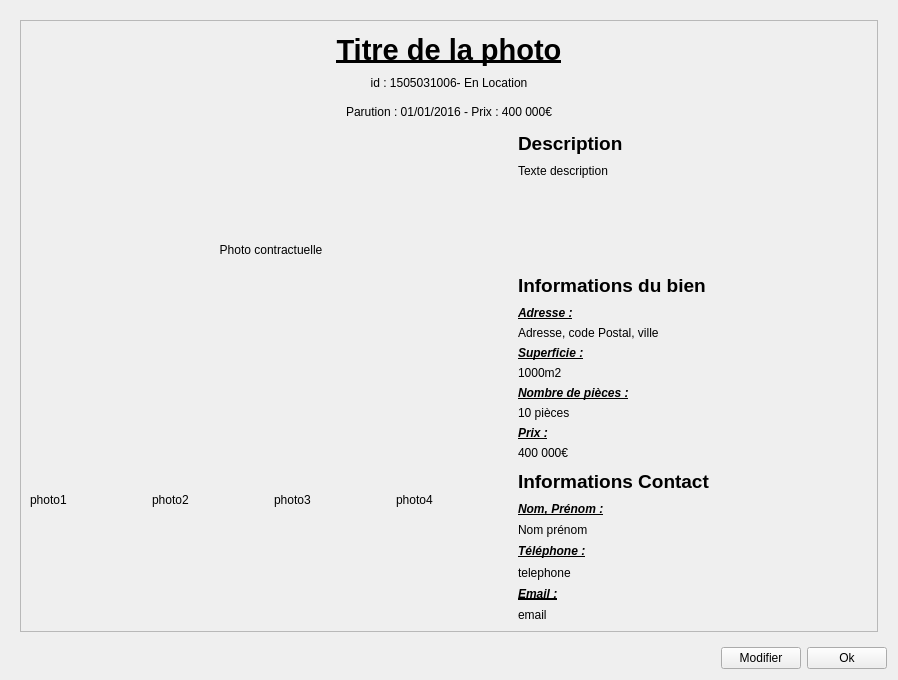
Qt form AgenceImmo/detaildialog.ui (willdoleave/projet-ihm) before a commit.
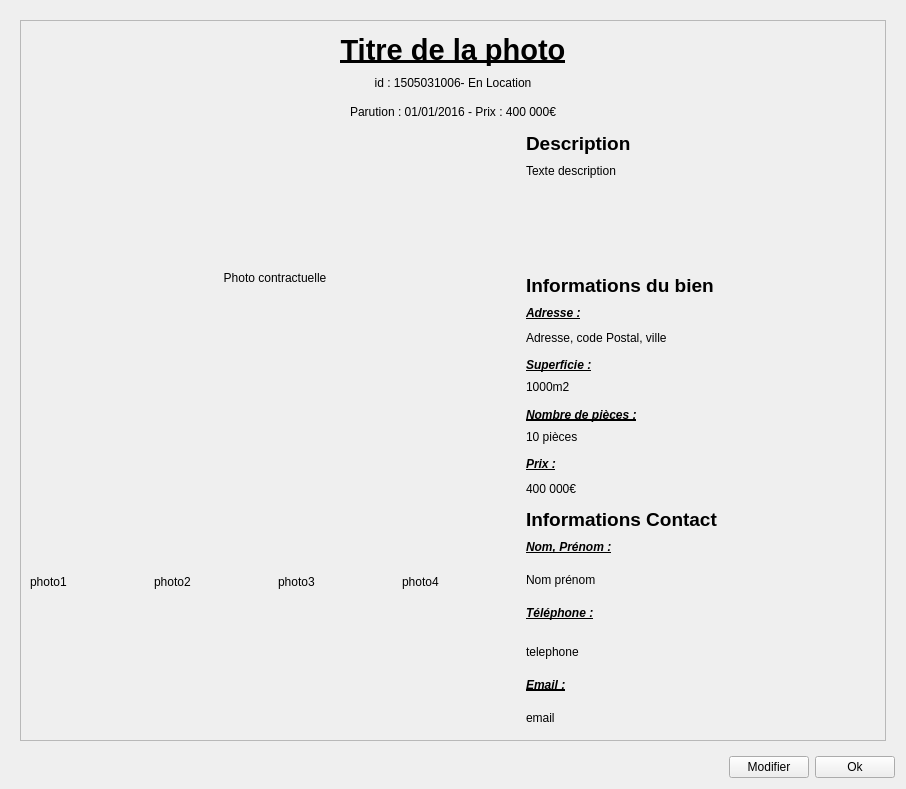
The same form after that commit.

Commit message: Amélioration ajoutdialog

What changed in the file:
```diff
--- a/AgenceImmo/detaildialog.ui
+++ b/AgenceImmo/detaildialog.ui
@@ -6,8 +6,8 @@
    <rect>
     <x>0</x>
     <y>0</y>
-    <width>898</width>
-    <height>680</height>
+    <width>906</width>
+    <height>789</height>
    </rect>
   </property>
   <property name="windowTitle">
@@ -47,8 +47,8 @@
           <rect>
            <x>0</x>
            <y>0</y>
-           <width>860</width>
-           <height>609</height>
+           <width>868</width>
+           <height>718</height>
           </rect>
          </property>
          <layout class="QGridLayout" name="gridLayout_3">
```
The commit also changes 2 other files.
